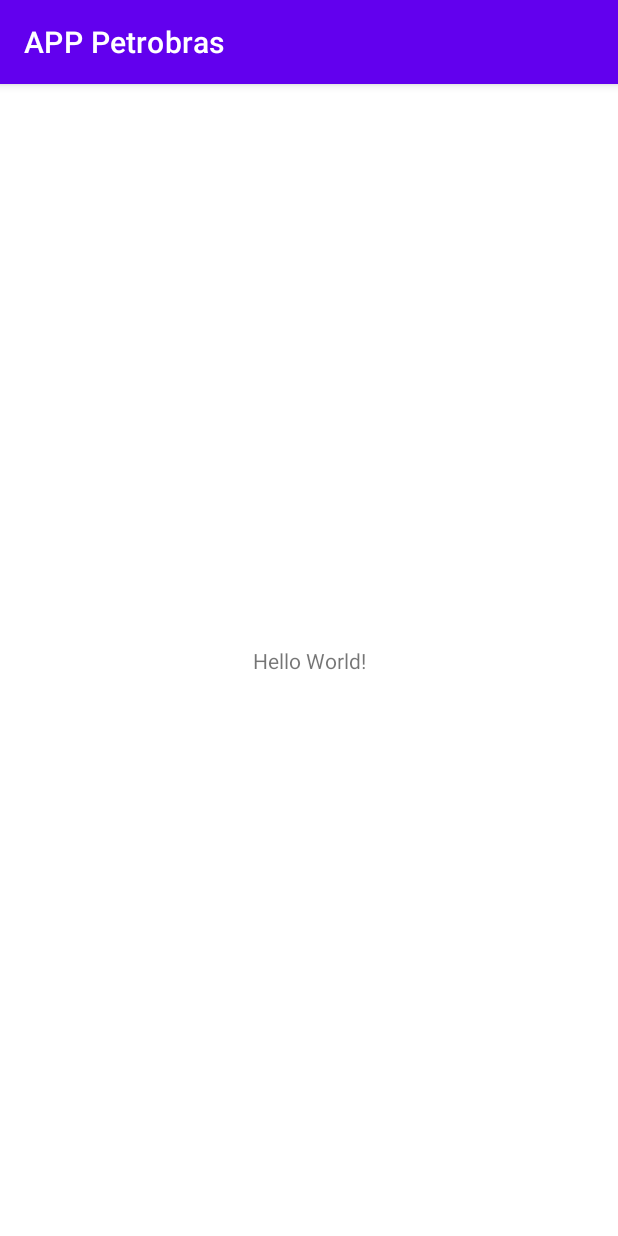
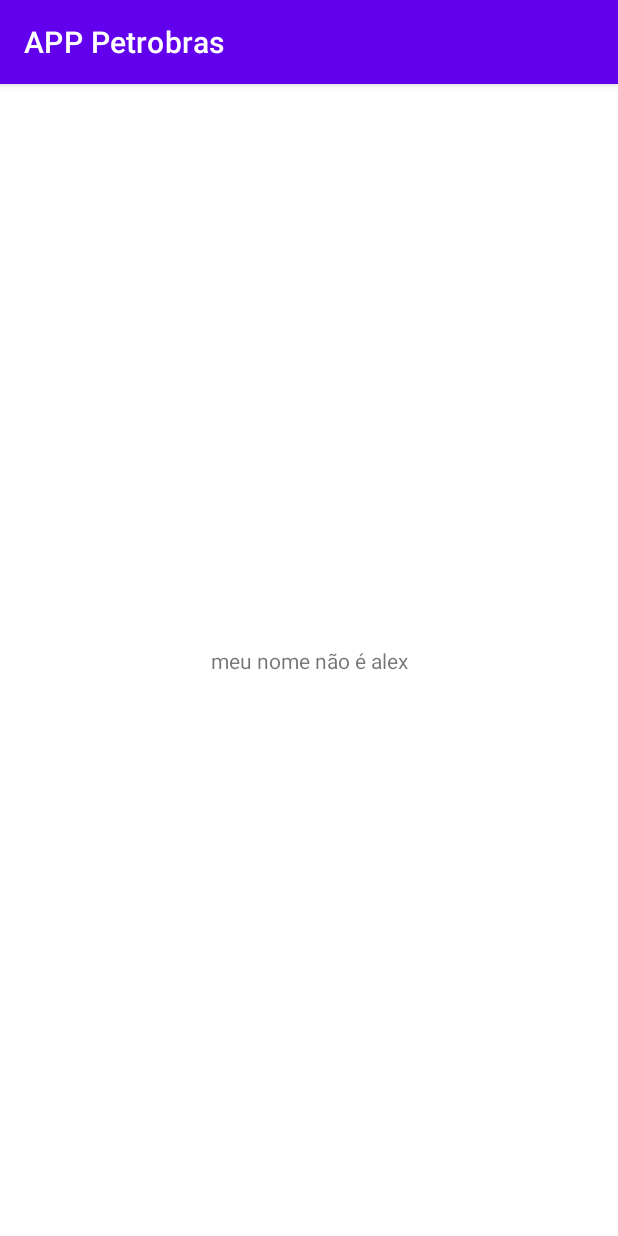
Before and after one commit to seugirdur/App-Petrobras, an Android app: the screen it shows after launch (MainActivity), on a phone screen of 412 x 824 dp. Run offline under Robolectric (Android 15) with nearby library versions, the phone set to English and light mode, and no system bars.

Commit message:
Primeiro commit alexsander da tela

```diff
--- a/app/src/main/res/layout/activity_main.xml
+++ b/app/src/main/res/layout/activity_main.xml
@@ -9,7 +9,7 @@
     <TextView
         android:layout_width="wrap_content"
         android:layout_height="wrap_content"
-        android:text="Hello World!"
+        android:text="meu nome não é alex"
         app:layout_constraintBottom_toBottomOf="parent"
         app:layout_constraintEnd_toEndOf="parent"
         app:layout_constraintStart_toStartOf="parent"
```
